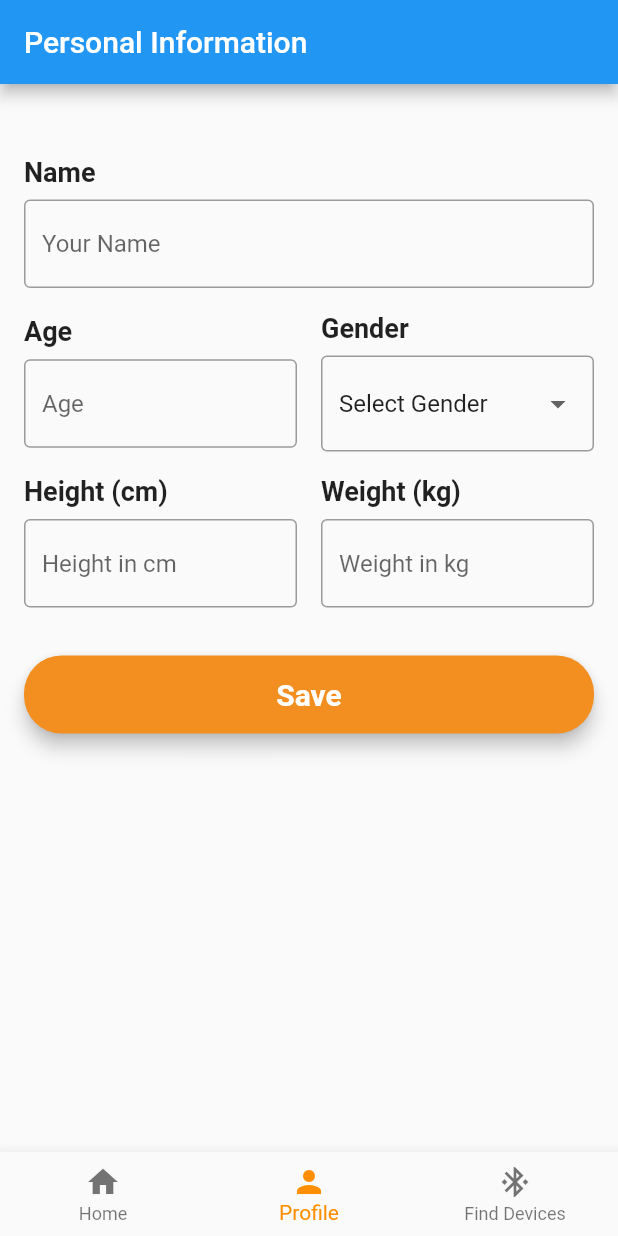
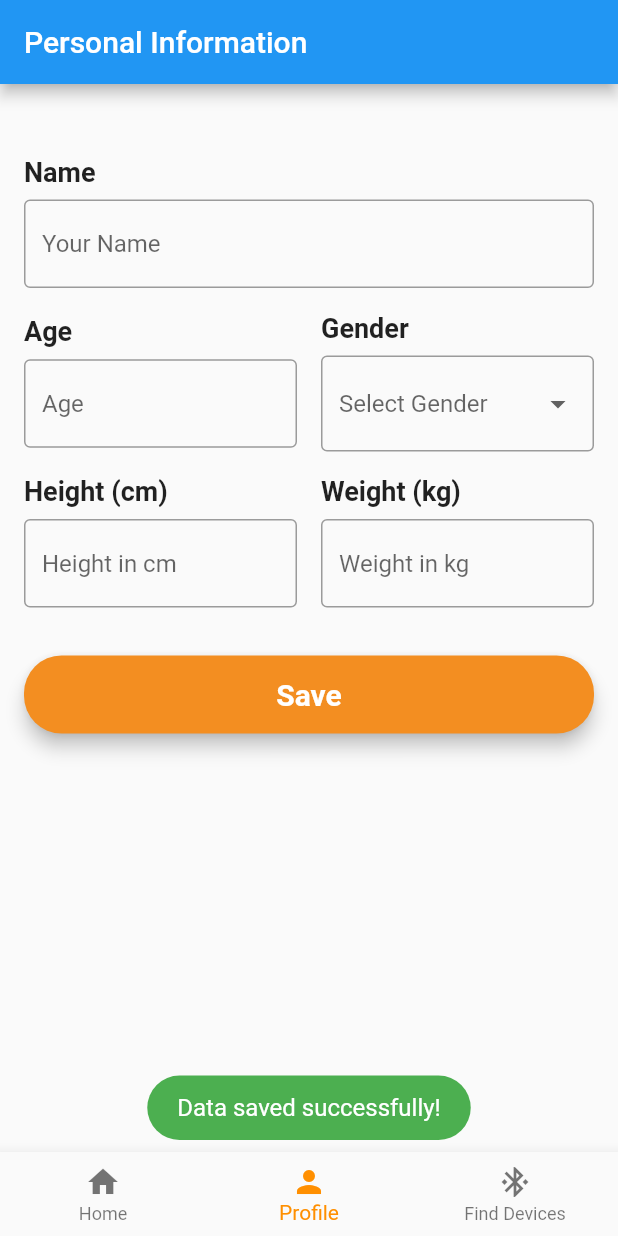
Before and after one commit to elden-l0rd/blood-glucose, a Flutter app: the screen it shows after launch, item 2 of the bottom bar chosen, after a tap on "Save", on a phone screen of 412 x 824 dp. Run offline on Flutter 3.47's test engine with Material 2 defaults, Android fonts, the phone set to English and light mode, and no system bars; our stand-ins replace charts_flutter, device_info_plus, flutter_blue_plus, flutter_local_notifications, fluttertoast, permission_handler and 2 more; missing offline and left inert: android_alarm_manager_plus, app_settings, flutter_background_service, flutter_background_service_android, influxdb_client; accounts and stored records are empty.

Commit message:
added save functinality to shared preferences

```diff
--- a/max_heart_reader/lib/details_screen.dart
+++ b/max_heart_reader/lib/details_screen.dart
@@ -1,6 +1,7 @@
 import 'package:flutter/material.dart';
 import 'package:max_heart_reader/user_preferences.dart';
 import 'package:max_heart_reader/button_widget.dart';
+import 'package:fluttertoast/fluttertoast.dart';
 
 class DetailsScreen extends StatefulWidget {
   const DetailsScreen({
@@ -15,19 +16,43 @@ class _DetailsScreenState extends State<DetailsScreen> {
   final formKey = GlobalKey<FormState>();
   String name = '';
   String age = '';
-  String gender = 'Select Gender';
+  String gender = '';
   String height = '';
   String weight = '';
+
+  final nameController = TextEditingController();
+  final ageController = TextEditingController();
+  final heightController = TextEditingController();
+  final weightController = TextEditingController();
 
   @override
   void initState() {
     super.initState();
+    loadDataFromPreferences();
+  }
 
+  Future<void> loadDataFromPreferences() async {
     name = UserPreferences.getName() ?? '';
     age = UserPreferences.getAge() ?? '';
     gender = UserPreferences.getGender() ?? '';
     height = UserPreferences.getHeight() ?? '';
     weight = UserPreferences.getWeight() ?? '';
+
+    nameController.text = name;
+    ageController.text = age;
+    heightController.text = height;
+    weightController.text = weight;
+
+    setState(() {});
+  }
+
+  @override
+  void dispose() {
+    nameController.dispose();
+    ageController.dispose();
+    heightController.dispose();
+    weightController.dispose();
+    super.dispose();
   }
 
   @override
@@ -90,15 +115,17 @@ class _DetailsScreenState extends State<DetailsScreen> {
           ),
         ),
       );
+
   Widget buildGender() => buildTitle(
         title: 'Gender',
         child: DropdownButtonFormField<String>(
-          value: gender,
+          value: gender.isEmpty ? null : gender,
           decoration: InputDecoration(
             border: OutlineInputBorder(),
-            hintText: 'Select Gender',
+            hintText: gender.isEmpty ? 'Select Gender' : '',
           ),
           items: <DropdownMenuItem<String>>[
+            if (gender.isEmpty)
               const DropdownMenuItem<String>(
                 value: '',
                 child: Text('Select Gender'),
@@ -114,7 +141,7 @@ class _DetailsScreenState extends State<DetailsScreen> {
           ],
           onChanged: (String? newValue) {
             setState(() {
-              gender = newValue!;
+              gender = newValue ?? '';
             });
           },
         ),
@@ -153,12 +180,29 @@ class _DetailsScreenState extends State<DetailsScreen> {
   Widget buildButton() => ButtonWidget(
         text: 'Save',
         onClicked: () async {
+          name = nameController.text;
+          age = ageController.text;
+          height = heightController.text;
+          weight = weightController.text;
+
           await UserPreferences.setName(name);
           await UserPreferences.setAge(age);
           await UserPreferences.setGender(gender);
           await UserPreferences.setHeight(height);
           await UserPreferences.setWeight(weight);
-      });
+          loadDataFromPreferences(); // Reload the stored values after saving
+
+          Fluttertoast.showToast(
+            msg: "Data saved successfully!",
+            toastLength: Toast.LENGTH_SHORT,
+            gravity: ToastGravity.BOTTOM,
+            timeInSecForIosWeb: 1,
+            backgroundColor: Colors.green,
+            textColor: Colors.white,
+            fontSize: 16.0,
+          );
+        },
+      );
 
   Widget buildTitle({
     required String title,
--- a/max_heart_reader/lib/user_preferences.dart
+++ b/max_heart_reader/lib/user_preferences.dart
@@ -1,31 +1,22 @@
 import 'package:shared_preferences/shared_preferences.dart';
-
-/*
-*  Stores personal information which includes user's
-*  name, age, gender, height and weight using shared_preferences package.
-*/
 
 class UserPreferences {
   static late SharedPreferences _preferences;
 
-  static const _keyName = '';
-  static const _keyAge = '';
-  static const _keyGender = '';
-  static const _keyHeight = '';
-  static const _keyWeight = '';
+  static const _keyName = 'name';
+  static const _keyAge = 'age';
+  static const _keyGender = 'gender';
+  static const _keyHeight = 'height';
+  static const _keyWeight = 'weight';
 
   static Future init() async {
-      // pesonalInfo exists
-      if (await checkIfDataExists()) return;
-
-      // personalInfo dont exist
-      _preferences = await SharedPreferences.getInstance();
+    _preferences = await SharedPreferences.getInstance();
   }
-
 
   static Future setName(String name) async {
     return await _preferences.setString(_keyName, name);
   }
+
   static String? getName() => _preferences.getString(_keyName);
 
   static Future setAge(String age) async =>
@@ -37,19 +28,10 @@ class UserPreferences {
   static String? getGender() => _preferences.getString(_keyGender);
 
   static Future setHeight(String height) async =>
-      await _preferences.setString(_keyGender, height);
+      await _preferences.setString(_keyHeight, height); // Corrected this line
   static String? getHeight() => _preferences.getString(_keyHeight);
 
   static Future setWeight(String weight) async =>
       await _preferences.setString(_keyWeight, weight);
   static String? getWeight() => _preferences.getString(_keyWeight);
-
-
-  static Future<bool> checkIfDataExists() async {
-    SharedPreferences prefs = await SharedPreferences.getInstance();
-    bool dataExists = prefs.containsKey('key');
-
-    return dataExists;
-  }
-
 }
--- a/max_heart_reader/pubspec.yaml
+++ b/max_heart_reader/pubspec.yaml
@@ -41,7 +41,7 @@ dependencies:
   intl: ^0.17.0
   url_launcher: ^6.1.5
   http: ^0.13.5
-  fluttertoast: ^8.0.9
+  fluttertoast: ^8.2.1
   flutter_native_splash: ^2.2.9
   path_provider: ^2.0.15
   permission_handler: ^10.0.1
```
Lines whose indentation alone changed are shown as unchanged.
